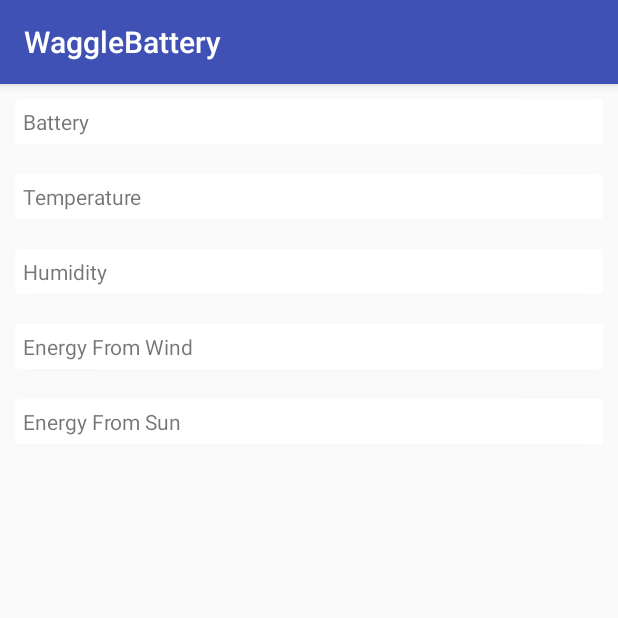
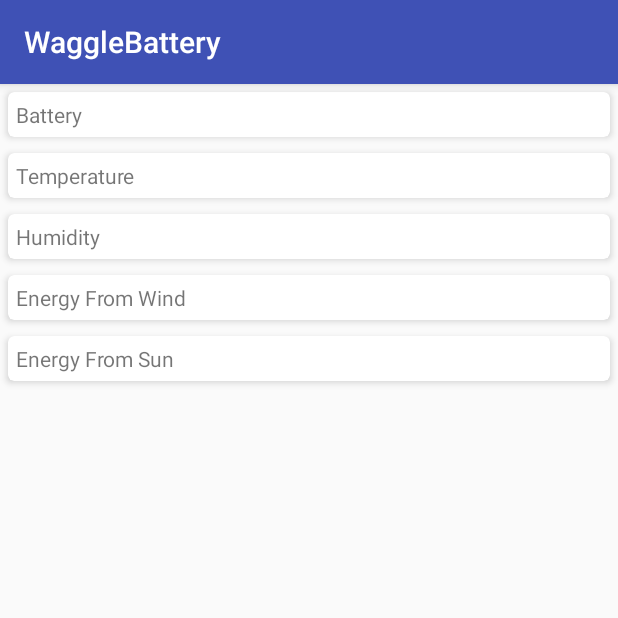
Before and after one commit to WaggleBatteryTeam/Battery-24-7, an Android app: the StatusActivity screen opened directly, with no data from a screen before it, on a phone screen of 412 x 824 dp, the top half of it. Run offline under Robolectric (Android 15) with nearby library versions, the phone set to English and light mode, and no system bars; 2 statements that could not run were skipped.

Commit message:
Android: Add the Adapter for Recycler View that is at Status Activity

```diff
--- a/app/WaggleBattery/app/src/main/AndroidManifest.xml
+++ b/app/WaggleBattery/app/src/main/AndroidManifest.xml
@@ -12,7 +12,7 @@
 
         <!--google map api-->
         <meta-data
-            android:name="com.google.android.geo.API_KEY"
+            android:name="com.google.android.maps.v2.API_KEY"
             android:value="AIzaSyDWrlfhOV-CWlul3qllV_DJHa0y2pXI1qg" />
 
         <activity
@@ -31,4 +31,7 @@
     <!--add network permission-->
     <uses-permission android:name="android.permission.INTERNET"/>
 
+    <uses-permission android:name="android.permission.ACCESS_COARSE_LOCATION" />
+    <uses-permission android:name="android.permission.ACCESS_FINE_LOCATION" />
+
 </manifest>
--- /dev/null
+++ b/app/WaggleBattery/app/src/main/java/waggle/waggle/wagglebattery/adapter/WaggleStatusAdapter.java
@@ -0,0 +1,86 @@
+package waggle.waggle.wagglebattery.adapter;
+
+import android.content.ContentValues;
+import android.support.v7.widget.CardView;
+import android.support.v7.widget.RecyclerView;
+import android.view.LayoutInflater;
+import android.view.View;
+import android.view.ViewGroup;
+import android.widget.BaseAdapter;
+import android.widget.TextView;
+
+import java.util.ArrayList;
+
+import waggle.wagglebattery.R;
+
+/**
+ * Created by parksanguk on 1/24/18.
+ */
+
+public class WaggleStatusAdapter extends RecyclerView.Adapter<WaggleStatusAdapter.ViewHolder>{
+    private ArrayList<KeyValueSet> dataSet;
+    final private String[] colName = {"battery","temp_in","hum_in","env_w","env_s"};
+    final private String[] title = {"Battery","Temperature","Humidity","Energy From Wind","Energy From Sun"};
+
+    private static class KeyValueSet{
+        String key;
+        String value;
+
+        public KeyValueSet(String key, String value){
+            this.key=key;
+            this.value=value;
+        }
+        public String getKey(){ return key; }
+        public String getValue(){ return value; }
+    }
+    public static class ViewHolder extends RecyclerView.ViewHolder{
+        protected TextView tvTitle;
+        protected TextView tvValue;
+
+        public ViewHolder(View v){
+            super(v);
+
+            //TODO: Set Collapse or Expandible
+            tvTitle = v.findViewById(R.id.tv_title);
+            tvValue = v.findViewById(R.id.tv_value);
+        }
+    }
+
+    public WaggleStatusAdapter(ContentValues status){
+        dataSet = new ArrayList<KeyValueSet>();
+
+        for(int i=0;i<colName.length;i++) {
+            String key = title[i];
+            String value = status.getAsString(colName[i]);
+
+            KeyValueSet keyValueData = new KeyValueSet(key,value);
+            dataSet.add(keyValueData);
+        }
+    }
+
+    // Create new views (invoked by the layout manager)
+    @Override
+    public WaggleStatusAdapter.ViewHolder onCreateViewHolder(ViewGroup parent, int viewType) {
+        // create a new view
+        View v = (View) LayoutInflater.from(parent.getContext()).inflate(R.layout.waggle_status_item, parent, false);
+        // set the view's size, margins, paddings and layout parameters
+
+        ViewHolder vh = new ViewHolder(v);
+        return vh;
+    }
+
+    // Replace the contents of a view (invoked by the layout manager)
+    @Override
+    public void onBindViewHolder(ViewHolder holder, int position) {
+        // - get element from your dataset at this position
+        // - replace the contents of the view with that element
+        holder.tvTitle.setText(dataSet.get(position).getKey());
+        holder.tvValue.setText(dataSet.get(position).getValue());
+    }
+
+    // Return the size of your dataset (invoked by the layout manager)
+    @Override
+    public int getItemCount() {
+        return dataSet.size();
+    }
+}
--- a/app/WaggleBattery/app/src/main/java/waggle/wagglebattery/StatusActivity.java
+++ b/app/WaggleBattery/app/src/main/java/waggle/wagglebattery/StatusActivity.java
@@ -5,10 +5,16 @@ import android.content.Intent;
 import android.os.Bundle;
 import android.support.v7.app.AppCompatActivity;
 import android.support.v7.widget.CardView;
+import android.support.v7.widget.LinearLayoutManager;
+import android.support.v7.widget.RecyclerView;
 import android.util.Log;
+import android.view.ContextThemeWrapper;
 import android.view.View;
+import android.widget.LinearLayout;
 import android.widget.TextView;
 import android.widget.Toast;
+
+import waggle.waggle.wagglebattery.adapter.WaggleStatusAdapter;
 
 /**
  * Created by parksanguk on 1/16/18.
@@ -18,6 +24,7 @@ public class StatusActivity extends AppCompatActivity {
     //TODO: isExpanded must exist as same number as cardviews
     private int numCard = 5;
     private String[] colName = {"battery","temp_in","hum_in","env_w","env_s"};
+    String[] _req={"WaggleIdLatest",null,"battery","env_w","env_s","temp_in","hum_in"};
     private RequestData reqData = new RequestData();
 
     private int waggle_id = 0 ;
@@ -27,7 +34,7 @@ public class StatusActivity extends AppCompatActivity {
     @Override
     protected void onCreate(Bundle savedInstanceState) {
         super.onCreate(savedInstanceState);
-        setContentView(R.layout.activity_status);
+        setContentView(R.layout.activity_status_re);
 
         _target_url = getString(R.string.target_addr);
 
@@ -38,9 +45,28 @@ public class StatusActivity extends AppCompatActivity {
          */
         Intent intent = getIntent();
         waggle_id = intent.getExtras().getInt("waggleId");
-        Log.i("kss", "Varialbe from former screen : "+Integer.toString(waggle_id));
+        Log.i("kss", "Variable from former screen : "+Integer.toString(waggle_id));
+
+        //TODO: Change Value
+        _req[1] = Integer.toString(waggle_id);
+
+        ContentValues res = reqData.jsonAsContentValueForLatestData(_target_url,_req);
         // ##################################################################################
 
+
+        RecyclerView recyclerView= (RecyclerView) findViewById(R.id.rcview);
+        recyclerView.setHasFixedSize(true);
+
+        LinearLayoutManager lim = new LinearLayoutManager(this);
+        lim.setOrientation(LinearLayoutManager.VERTICAL);
+        recyclerView.setLayoutManager(lim);
+
+        RecyclerView.Adapter adapter = new WaggleStatusAdapter(res);
+        recyclerView.setAdapter(adapter);
+
+
+
+        /*
         for(int i=0;i<numCard;i++){
 
             try {
@@ -60,7 +86,7 @@ public class StatusActivity extends AppCompatActivity {
                 e.printStackTrace();
             }
 
-        }
+        }*/
     }
 
     /*
@@ -71,10 +97,10 @@ public class StatusActivity extends AppCompatActivity {
      *  Returns: Void
      *  Make the card to enable expanding and collapsing.
      */
-    private void cardExpandCollapse(int id,String colName) {
+    private void cardExpandCollapse(int tv_id,String colName) {
 
         // TextView that is possible to Expand and Collapse by clicking
-        final TextView tv_desc=(TextView) findViewById(id);
+        final TextView tv_desc=(TextView) findViewById(tv_id);
         if (tv_desc.getVisibility()==View.VISIBLE) {
             //ibt_show_more.animate().rotation(0).start();
             Toast.makeText(getApplicationContext(),"Collapsing",Toast.LENGTH_SHORT).show();
@@ -82,16 +108,16 @@ public class StatusActivity extends AppCompatActivity {
         }
         else {
             ContentValues contentValues=new ContentValues();
-            contentValues.put("id","1");
+            contentValues.put("id",waggle_id);
             contentValues.put("col",colName);
 
             //ibt_show_more.animate().rotation(180).start();
             Toast.makeText(getApplicationContext(),"Expanding",Toast.LENGTH_SHORT).show();
 
             //Get Data
-            final String str_desc=reqData.jsonAsStringForLatestData(_target_url,contentValues);
+            //final String str_desc=reqData.jsonAsStringForLatestData(_target_url,contentValues);
 
-            tv_desc.setText(str_desc);
+            //tv_desc.setText(str_desc);
             tv_desc.setVisibility(View.VISIBLE);
         }
         //ObjectAnimator animation = ObjectAnimator.ofInt(tv_desc, "maxLines", tv_desc.getMaxLines());
--- a/app/WaggleBattery/app/src/main/res/layout/activity_status.xml
+++ b/app/WaggleBattery/app/src/main/res/layout/activity_status.xml
@@ -19,8 +19,8 @@
                 android:id="@+id/card_0"
                 android:layout_width="match_parent"
                 android:layout_height="match_parent"
-                android:layout_margin="10dp"
-                app:cardElevation="1dp" >
+                android:layout_margin="5dp"
+                app:cardElevation="3dp" >
 
                 <LinearLayout
                     android:layout_width="match_parent"
@@ -36,10 +36,18 @@
                             android:id="@+id/tv_title_0"
                             android:layout_width="wrap_content"
                             android:layout_height="wrap_content"
+                            android:layout_alignParentLeft="true"
                             android:paddingStart="5dp"
                             android:paddingTop="5dp"
                             android:paddingBottom="5dp"
                             android:text="Battery" />
+                        <TextView
+
+                            android:layout_width="wrap_content"
+                            android:layout_height="wrap_content"
+                            android:layout_alignParentRight="true"
+                            android:layout_marginRight="5dp"
+                            android:text="text"/>
                     </RelativeLayout>
 
                     <TextView
@@ -59,8 +67,8 @@
                 android:id="@+id/card_1"
                 android:layout_width="match_parent"
                 android:layout_height="match_parent"
-                android:layout_margin="10dp"
-                app:cardElevation="1dp" >
+                android:layout_margin="5dp"
+                app:cardElevation="3dp" >
 
                 <LinearLayout
                     android:layout_width="match_parent"
--- /dev/null
+++ b/app/WaggleBattery/app/src/main/res/layout/activity_status_re.xml
@@ -0,0 +1,13 @@
+<?xml version="1.0" encoding="utf-8"?>
+<android.support.constraint.ConstraintLayout
+    xmlns:android="http://schemas.android.com/apk/res/android" android:layout_width="match_parent"
+    android:layout_height="match_parent">
+
+    <android.support.v7.widget.RecyclerView
+        android:id="@+id/rcview"
+        android:scrollbars="vertical"
+        android:layout_width="match_parent"
+        android:layout_height="match_parent">
+
+    </android.support.v7.widget.RecyclerView>
+</android.support.constraint.ConstraintLayout>
--- /dev/null
+++ b/app/WaggleBattery/app/src/main/res/layout/waggle_status_item.xml
@@ -0,0 +1,34 @@
+<?xml version="1.0" encoding="utf-8"?>
+<android.support.v7.widget.CardView xmlns:android="http://schemas.android.com/apk/res/android"
+    xmlns:app="http://schemas.android.com/apk/res-auto"
+    android:layout_width="match_parent"
+    android:layout_height="wrap_content"
+    android:orientation="horizontal"
+    app:cardCornerRadius="4dp"
+    app:cardElevation="3dp"
+    android:layout_margin="5dp">
+
+    <LinearLayout
+        android:layout_width="match_parent"
+        android:layout_height="match_parent"
+        android:layout_weight="4">
+
+        <TextView
+            android:id="@+id/tv_title"
+            android:layout_width="wrap_content"
+            android:layout_height="wrap_content"
+            android:layout_weight="3"
+            android:layout_margin="5dp"
+            android:text="Description" />
+
+        <TextView
+            android:id="@+id/tv_value"
+            android:layout_width="wrap_content"
+            android:layout_height="wrap_content"
+            android:layout_weight="1"
+            android:layout_margin="5dp"
+            android:text="Value" />
+
+    </LinearLayout>
+
+</android.support.v7.widget.CardView>
```
Also changed, not shown: app/WaggleBattery/app/src/main/java/waggle/wagglebattery/RequestData.java (+18 -18 lines), app/WaggleBattery/app/src/main/java/waggle/wagglebattery/WaggleInfo.java (+7 -7 lines).
